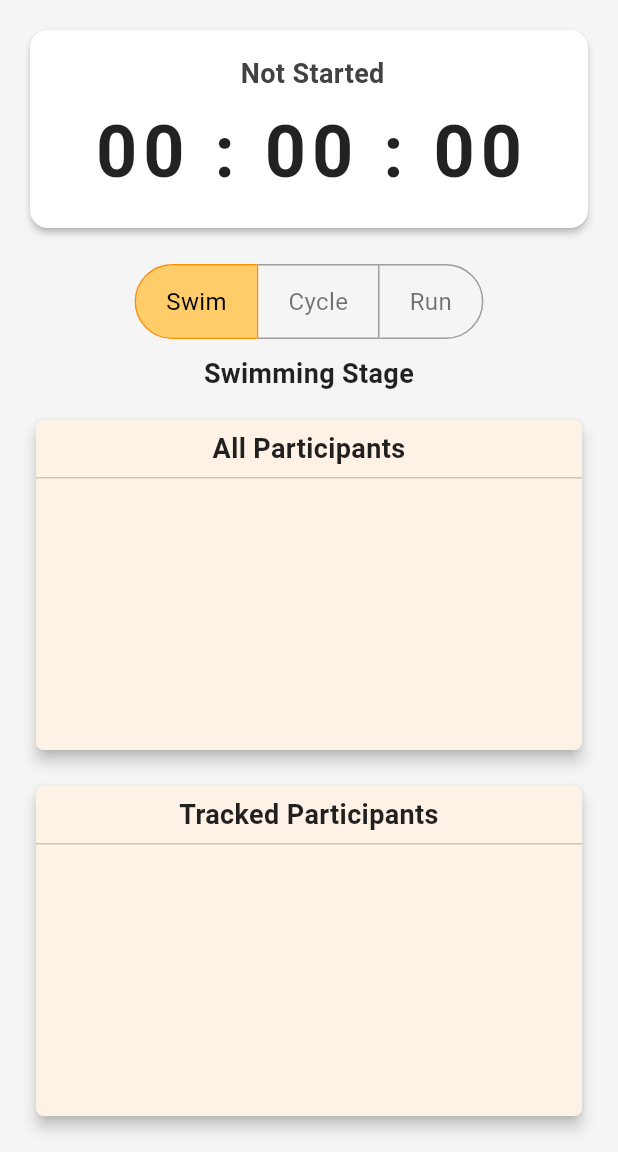
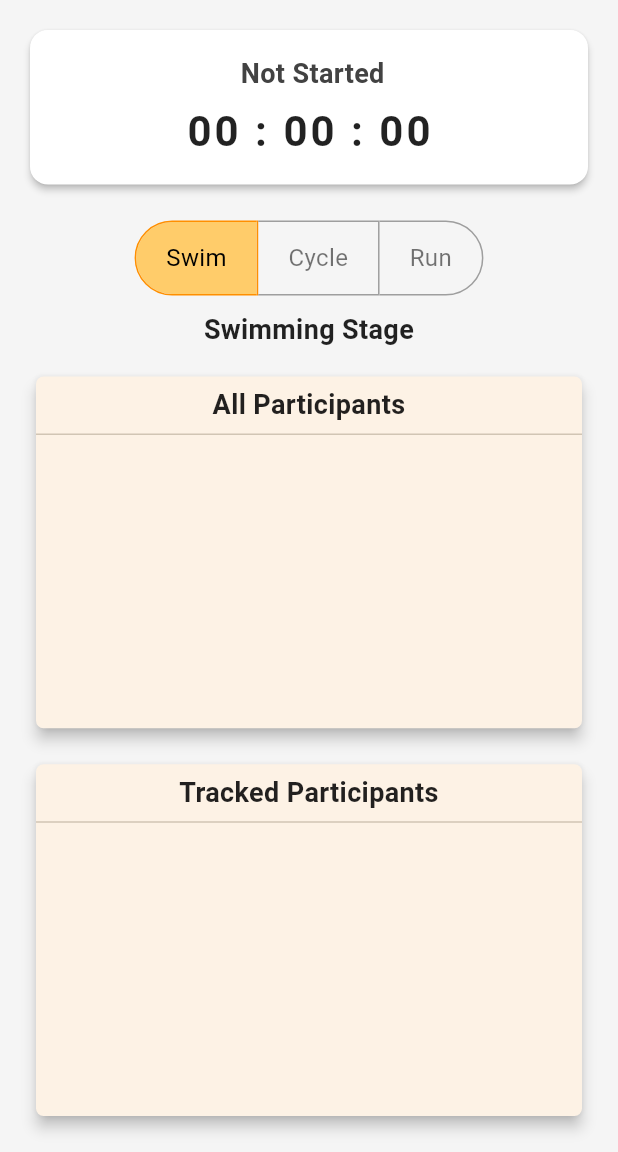
Before and after one commit to rainn22/race_tracking_app, a Flutter app: the TrackingScreen screen opened by its route, on a phone screen of 412 x 824 dp, the part 84-1236 px from its top. Run offline on Flutter 3.47's test engine with Material 3 defaults, Android fonts, the phone set to English and light mode, and no system bars; network calls fail; statements that could not run were skipped.

```diff
--- a/lib/utils/widgets/race_time_stamp.dart
+++ b/lib/utils/widgets/race_time_stamp.dart
@@ -31,9 +31,9 @@ class RaceTimeStamp extends StatelessWidget {
   Widget build(BuildContext context) {
     final style = size == TimeStampSize.large
         ? const TextStyle(
-            fontSize: 48,
+            fontSize: 28,
             fontWeight: FontWeight.bold,
-            letterSpacing: 4,
+            letterSpacing: 2,
           )
         : const TextStyle(
             fontSize: 12,
```
